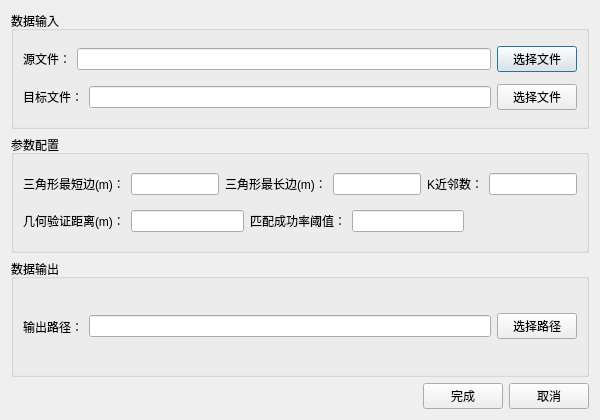
First picture: the form in MainWindow/resource/PositionRegistration.ui, repository humbleor/MspaceViewer, before the edit.
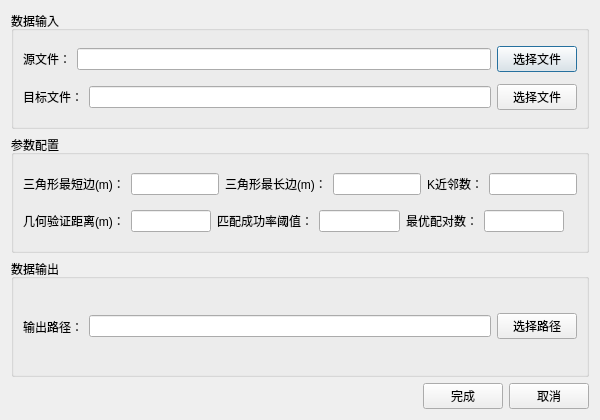
Second picture: the form after the edit.

Commit message: feat: add best pair csv in PostionRegistration

What changed in the file:
```diff
--- a/MainWindow/resource/PositionRegistration.ui
+++ b/MainWindow/resource/PositionRegistration.ui
@@ -127,6 +127,16 @@
         <item>
          <widget class="QLineEdit" name="_icpThreshold"/>
         </item>
+        <item>
+         <widget class="QLabel" name="label_bestPairs">
+          <property name="text">
+           <string>最优配对数：</string>
+          </property>
+         </widget>
+        </item>
+        <item>
+         <widget class="QLineEdit" name="_bestPairsCount"/>
+        </item>
         <item>
          <spacer name="horizontalSpacer_params2">
           <property name="orientation">
```
The commit also changes 3 other files.
